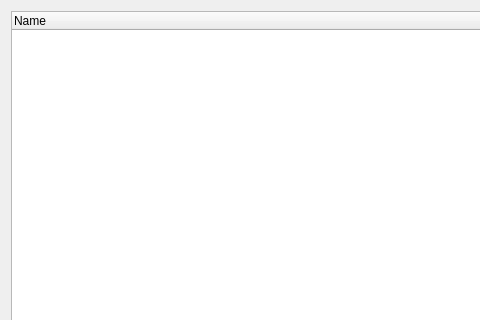
Qt form src/modules/sshkeyselection/SshKeySelectionPage.ui (seapath/seapath-installer) before a commit; both pictures show x 0 to 480 and y 0 to 320 of the 640 by 480 pixel window.
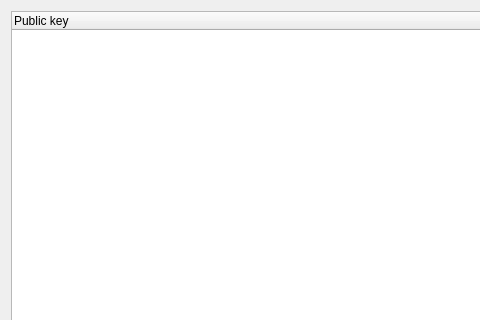
The same form after that commit.

Commit message:
modules/sshkeyselection: display SSH public key filename
Display the the SSH public key filename rather than the content of the
key.

```diff
--- a/src/modules/sshkeyselection/SshKeySelectionPage.ui
+++ b/src/modules/sshkeyselection/SshKeySelectionPage.ui
@@ -24,7 +24,7 @@
      </property>
      <column>
       <property name="text">
-       <string>Name</string>
+       <string>Public key</string>
       </property>
      </column>
     </widget>
```
The commit also changes 1 other file.
